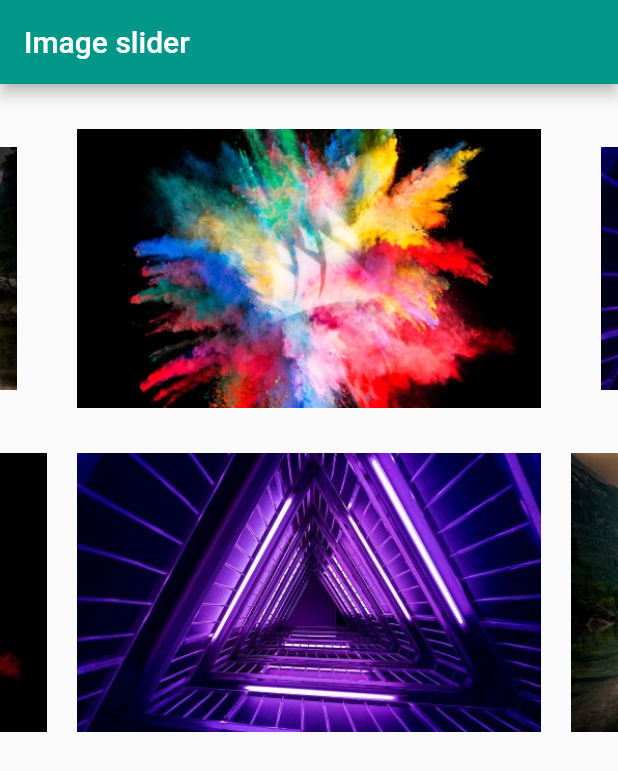
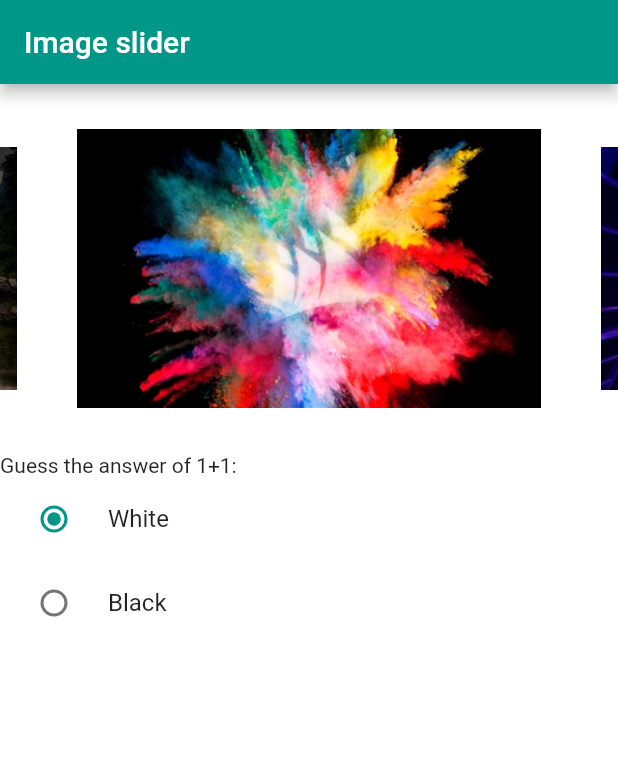
Before and after one commit to AyoubFrihaoui/BMI-DEMO-Flutter, a Flutter app: the screen it shows after launch, on a phone screen of 412 x 824 dp. Shown: the top 771 px of the screen. Run offline on Flutter 3.47's test engine with Material 2 defaults, Android fonts, the phone set to English and light mode, and no system bars; drawn by our look-alikes of carousel_slider; our stand-ins replace flutter_styled_toast; missing offline and left inert: flutter_flushbar.

```diff
--- a/bmi_demo/lib/imageSlider.dart
+++ b/bmi_demo/lib/imageSlider.dart
@@ -2,7 +2,13 @@ import 'package:carousel_slider/carousel_slider.dart';
 
 import 'package:flutter/material.dart';
 
-class imageSlider extends StatelessWidget {
+class imageSlider extends StatefulWidget {
+  @override
+  State<imageSlider> createState() => _imageSliderState();
+}
+
+class _imageSliderState extends State<imageSlider> {
+  var backgroudColor = Color.fromARGB(255, 255, 255, 255);
   @override
   Widget build(BuildContext context) {
     List images = [
@@ -12,7 +18,9 @@ class imageSlider extends StatelessWidget {
     ];
     return Scaffold(
       appBar: AppBar(title: Text('Image slider')),
-      body: Center(
+      body: Container(
+          alignment: Alignment.center,
+          color: backgroudColor,
           child: ListView(children: [
             SizedBox(
               height: 30,
@@ -38,20 +46,27 @@ class imageSlider extends StatelessWidget {
             SizedBox(
               height: 30,
             ),
-        CarouselSlider.builder(
-            itemCount: images.length,
-            itemBuilder: (context, index, realIndex) {
-              return Container(
-                margin: EdgeInsets.symmetric(horizontal: 10),
-                width: double.infinity,
-                child: Image.asset(
-                  images[index],
-                  fit: BoxFit.fill,
+            Text('Guess the answer of 1+1:'),
+            RadioListTile(
+              value: Color.fromARGB(255, 255, 255, 255),
+              groupValue: backgroudColor,
+              onChanged: (value) {
+                setState(() {
+                  backgroudColor = value!;
+                });
+              },
+              title: Text('White'),
             ),
-              );
+            RadioListTile(
+              value: Color.fromARGB(255, 41, 41, 41),
+              groupValue: backgroudColor,
+              onChanged: (value) {
+                setState(() {
+                  backgroudColor = value!;
+                });
               },
-            options: CarouselOptions(
-                height: 186, aspectRatio: 16 / 9, initialPage: 1))
+              title: Text('Black'),
+            )
           ])),
     );
     throw UnimplementedError();
```
Lines whose indentation alone changed are shown as unchanged.
